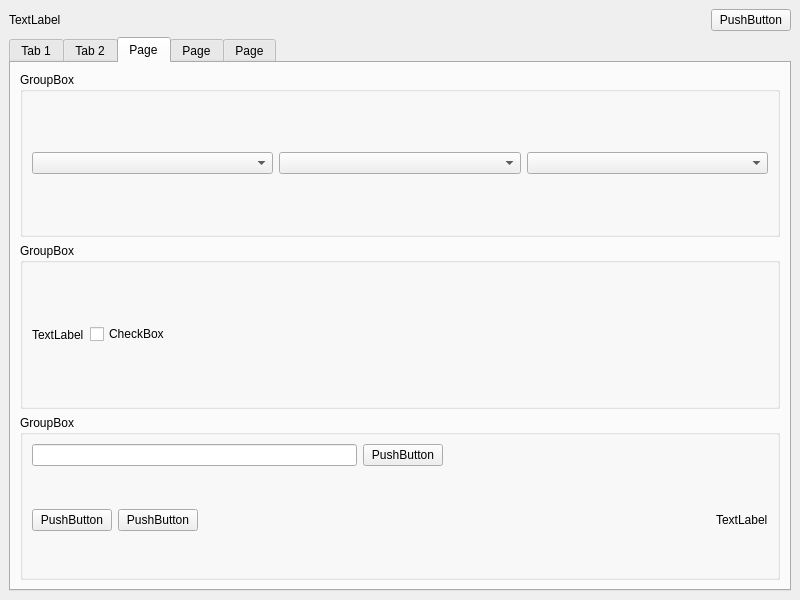
Before: the Qt Designer form Settings/ui/settingswindow.ui in train2128/POSBox---Point-of-Sale-System, drawn with Qt 5.
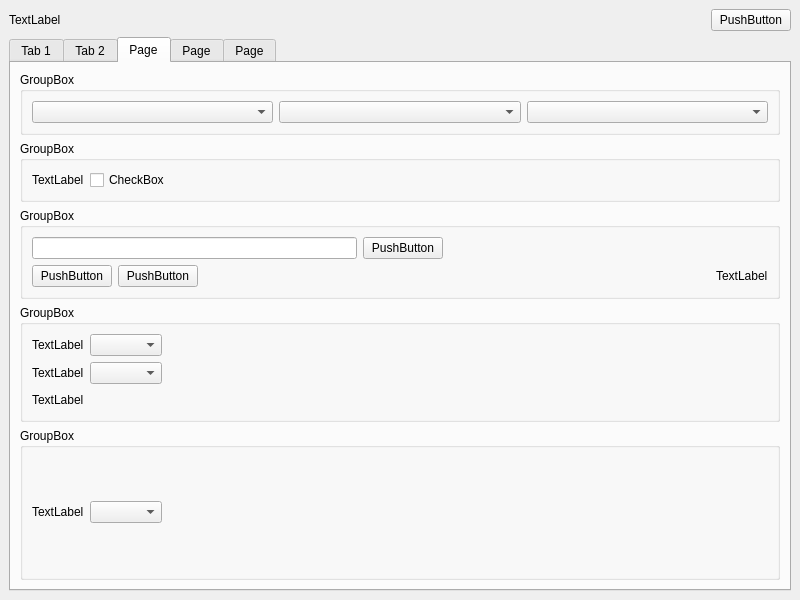
After: the same form once the commit is applied. The open tabs and pages were chosen to show the change.

```diff
--- a/Settings/ui/settingswindow.ui
+++ b/Settings/ui/settingswindow.ui
@@ -421,7 +421,7 @@
        <attribute name="title">
         <string>Page</string>
        </attribute>
-       <layout class="QVBoxLayout" name="verticalLayout_4" stretch="1,1,1,2">
+        <layout class="QVBoxLayout" name="verticalLayout_4" stretch="0,0,0,0,1">
         <item>
          <widget class="QGroupBox" name="themeSettings">
           <property name="title">
@@ -552,11 +552,141 @@
             </layout>
            </item>
           </layout>
-         </widget>
-        </item>
-       </layout>
-      </widget>
-      <widget class="QWidget" name="printerSettings">
+          </widget>
+         </item>
+         <item>
+          <widget class="QGroupBox" name="regionalSettings">
+           <property name="title">
+            <string>GroupBox</string>
+           </property>
+           <layout class="QVBoxLayout" name="verticalLayoutRegional">
+            <item>
+             <layout class="QHBoxLayout" name="horizontalLayoutRegional1">
+              <item>
+               <widget class="QLabel" name="countryLabel">
+                <property name="text">
+                 <string>TextLabel</string>
+                </property>
+               </widget>
+              </item>
+              <item>
+               <widget class="QComboBox" name="countrySelect"/>
+              </item>
+              <item>
+               <spacer name="horizontalSpacerRegional1">
+                <property name="orientation">
+                 <enum>Qt::Orientation::Horizontal</enum>
+                </property>
+                <property name="sizeHint" stdset="0">
+                 <size>
+                  <width>40</width>
+                  <height>20</height>
+                 </size>
+                </property>
+               </spacer>
+              </item>
+             </layout>
+            </item>
+            <item>
+             <layout class="QHBoxLayout" name="horizontalLayoutRegional2">
+              <item>
+               <widget class="QLabel" name="currencyLabel">
+                <property name="text">
+                 <string>TextLabel</string>
+                </property>
+               </widget>
+              </item>
+              <item>
+               <widget class="QComboBox" name="currencySelect"/>
+              </item>
+              <item>
+               <spacer name="horizontalSpacerRegional2">
+                <property name="orientation">
+                 <enum>Qt::Orientation::Horizontal</enum>
+                </property>
+                <property name="sizeHint" stdset="0">
+                 <size>
+                  <width>40</width>
+                  <height>20</height>
+                 </size>
+                </property>
+               </spacer>
+              </item>
+             </layout>
+            </item>
+            <item>
+             <layout class="QHBoxLayout" name="horizontalLayoutRegional3">
+              <item>
+               <widget class="QLabel" name="phonePrefixLabel">
+                <property name="text">
+                 <string>TextLabel</string>
+                </property>
+               </widget>
+              </item>
+              <item>
+               <widget class="QLabel" name="phonePrefixValue">
+                <property name="text">
+                 <string></string>
+                </property>
+               </widget>
+              </item>
+              <item>
+               <spacer name="horizontalSpacerRegional3">
+                <property name="orientation">
+                 <enum>Qt::Orientation::Horizontal</enum>
+                </property>
+                <property name="sizeHint" stdset="0">
+                 <size>
+                  <width>40</width>
+                  <height>20</height>
+                 </size>
+                </property>
+               </spacer>
+              </item>
+             </layout>
+            </item>
+            </layout>
+           </widget>
+          </item>
+          <item>
+           <widget class="QGroupBox" name="languageSettings">
+            <property name="title">
+             <string>GroupBox</string>
+            </property>
+            <layout class="QVBoxLayout" name="verticalLayoutLanguage">
+             <item>
+              <layout class="QHBoxLayout" name="horizontalLayoutLanguage1">
+               <item>
+                <widget class="QLabel" name="languageLabel">
+                 <property name="text">
+                  <string>TextLabel</string>
+                 </property>
+                </widget>
+               </item>
+               <item>
+                <widget class="QComboBox" name="languageSelect"/>
+               </item>
+               <item>
+                <spacer name="horizontalSpacerLanguage1">
+                 <property name="orientation">
+                  <enum>Qt::Orientation::Horizontal</enum>
+                 </property>
+                 <property name="sizeHint" stdset="0">
+                  <size>
+                   <width>40</width>
+                   <height>20</height>
+                  </size>
+                 </property>
+                </spacer>
+               </item>
+              </layout>
+             </item>
+            </layout>
+           </widget>
+          </item>
+         </layout>
+        </widget>
+        <widget class="QWidget" name="printerSettings">
        <attribute name="title">
         <string>Page</string>
        </attribute>
```
Left out of the diff: 34 changed lines with no effect on the pictures.
